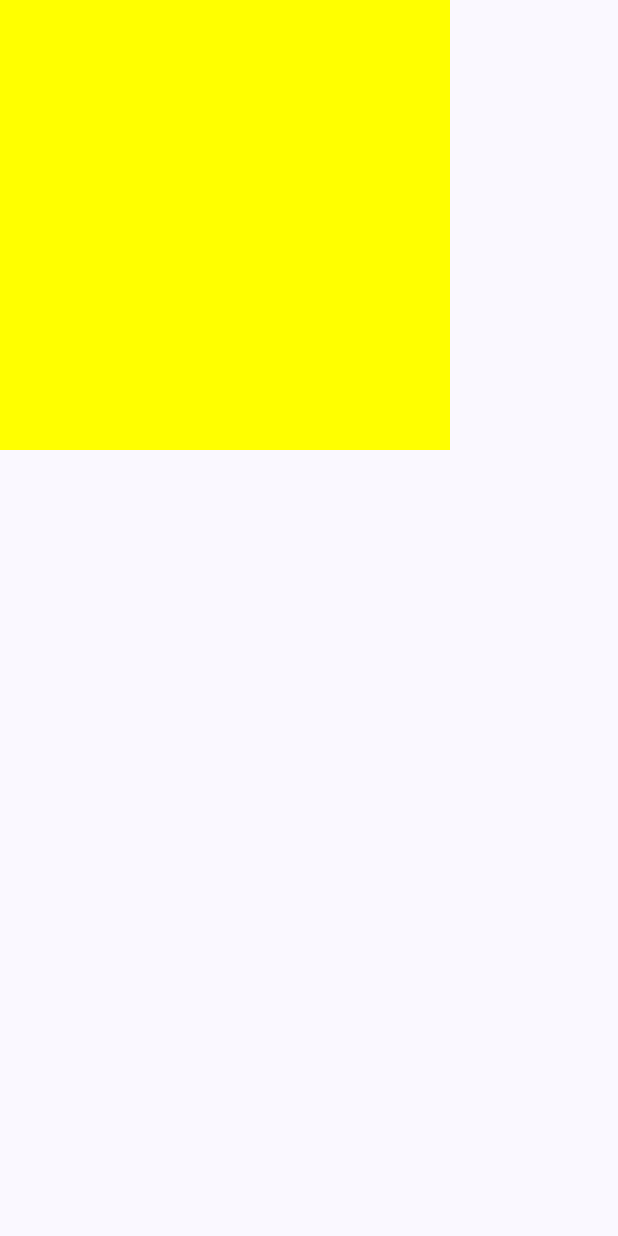
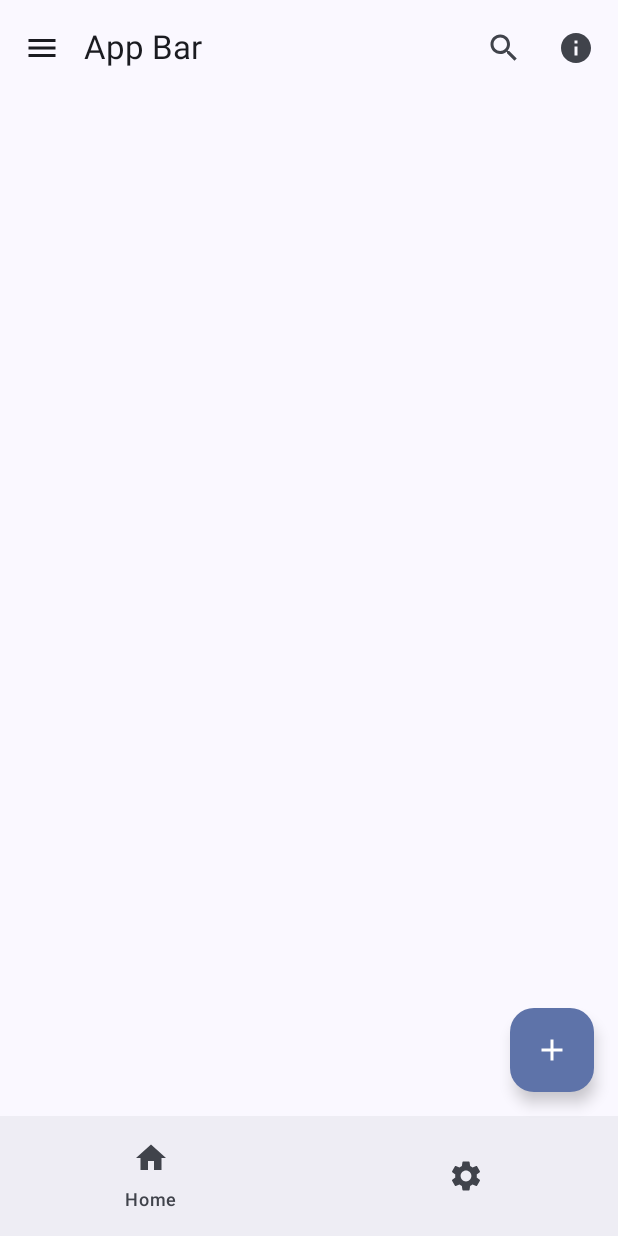
Before and after one commit to meuleuheu/JetpackComposeBasic, an Android app built with Jetpack Compose: the @Preview function GreetingPreview, on a phone screen of 412 x 824 dp. Run offline under Robolectric (Android 15) with nearby library versions, the phone set to English and light mode, and no system bars; libraries missing offline, so code that uses them is left out: java.util, kotlinx.coroutines.delay, kotlinx.coroutines.launch, kotlinx.coroutines.selects.

Commit message:
Scaffold, AppBar, Drawer & FloatingActionButton

```diff
--- a/app/src/main/java/com/example/jetpackcomposebasic/MainActivity.kt
+++ b/app/src/main/java/com/example/jetpackcomposebasic/MainActivity.kt
@@ -46,12 +46,15 @@ import androidx.compose.foundation.text.KeyboardActions
 import androidx.compose.foundation.text.KeyboardOptions
 import androidx.compose.foundation.verticalScroll
 import androidx.compose.material.icons.Icons
+import androidx.compose.material.icons.automirrored.filled.ArrowBack
+import androidx.compose.material.icons.filled.Add
 import androidx.compose.material.icons.filled.ArrowDropDown
 import androidx.compose.material.icons.filled.Check
 import androidx.compose.material.icons.filled.Clear
 import androidx.compose.material.icons.filled.Favorite
 import androidx.compose.material.icons.filled.Home
 import androidx.compose.material.icons.filled.Info
+import androidx.compose.material.icons.filled.Menu
 import androidx.compose.material.icons.filled.Refresh
 import androidx.compose.material.icons.filled.Search
 import androidx.compose.material.icons.filled.Settings
@@ -71,6 +74,7 @@ import androidx.compose.material3.DatePicker
 import androidx.compose.material3.DatePickerDefaults
 import androidx.compose.material3.DatePickerDialog
 import androidx.compose.material3.Divider
+import androidx.compose.material3.DrawerValue
 import androidx.compose.material3.DropdownMenu
 import androidx.compose.material3.DropdownMenuItem
 import androidx.compose.material3.ElevatedButton
@@ -79,6 +83,7 @@ import androidx.compose.material3.ExperimentalMaterial3Api
 import androidx.compose.material3.ExposedDropdownMenuBox
 import androidx.compose.material3.ExposedDropdownMenuDefaults
 import androidx.compose.material3.FilledTonalButton
+import androidx.compose.material3.FloatingActionButton
 import androidx.compose.material3.HorizontalDivider
 import androidx.compose.material3.Icon
 import androidx.compose.material3.IconButton
@@ -88,6 +93,11 @@ import androidx.compose.material3.ListItemColors
 import androidx.compose.material3.ListItemDefaults
 import androidx.compose.material3.MaterialTheme
 import androidx.compose.material3.ModalBottomSheet
+import androidx.compose.material3.ModalDrawerSheet
+import androidx.compose.material3.ModalNavigationDrawer
+import androidx.compose.material3.NavigationBar
+import androidx.compose.material3.NavigationBarItem
+import androidx.compose.material3.NavigationDrawerItem
 import androidx.compose.material3.OutlinedButton
 import androidx.compose.material3.OutlinedCard
 import androidx.compose.material3.OutlinedTextField
@@ -105,8 +115,10 @@ import androidx.compose.material3.TextFieldDefaults
 import androidx.compose.material3.TimePicker
 import androidx.compose.material3.TimePickerDefaults
 import androidx.compose.material3.TimePickerLayoutType
+import androidx.compose.material3.TopAppBar
 import androidx.compose.material3.pulltorefresh.rememberPullToRefreshState
 import androidx.compose.material3.rememberDatePickerState
+import androidx.compose.material3.rememberDrawerState
 import androidx.compose.material3.rememberTimePickerState
 import androidx.compose.runtime.Composable
 import androidx.compose.runtime.DisposableEffect
@@ -1159,6 +1171,89 @@ fun Greeting19(name: String, modifier: Modifier) {
 
 // No.19 end
 
+// No.20
+@OptIn(ExperimentalMaterial3Api::class)
+@Composable
+fun Greeting20(name: String, modifier: Modifier) {
+    val drawerState = rememberDrawerState(initialValue = DrawerValue.Closed)
+    val scope = rememberCoroutineScope()
+
+    ModalNavigationDrawer(
+        drawerState = drawerState,
+        drawerContent = {
+            ModalDrawerSheet {
+                Text("Modal Drawer Sheet")
+                HorizontalDivider()
+                NavigationDrawerItem(
+                    label = { Text("Drawer Item") },
+                    selected = true,
+                    onClick = {},
+                    icon = { Icon(Icons.Default.Favorite, contentDescription = null) }
+                )
+                ListItem(
+                    headlineContent = { Text("List Item") },
+                    trailingContent = {
+                        Icon(Icons.AutoMirrored.Filled.ArrowBack, contentDescription = null)
+                    }
+                )
+            }
+        }
+    ) {
+        Scaffold(
+            topBar = {
+                TopAppBar(
+                    title = { Text("App Bar") },
+                    navigationIcon = {
+                        IconButton(onClick = {
+                            scope.launch {
+                                drawerState.apply {
+                                    if (isClosed) open() else close()
+                                }
+                            }
+                        }) {
+                            Icon(Icons.Default.Menu, contentDescription = null)
+                        }
+                    },
+                    actions = {
+                        IconButton(onClick = {}) {
+                            Icon(Icons.Default.Search, contentDescription = null)
+                        }
+                        IconButton(onClick = {}) {
+                            Icon(Icons.Default.Info, contentDescription = null)
+                        }
+                    }
+                )
+            },
+            bottomBar = {
+                // BottomAppBar
+                NavigationBar {
+                    NavigationBarItem(
+                        selected = false,
+                        onClick = {},
+                        icon = { Icon(Icons.Default.Home, contentDescription = null) },
+                        label = { Text("Home") }
+                    )
+                    NavigationBarItem(
+                        selected = false,
+                        onClick = {},
+                        icon = { Icon(Icons.Default.Settings, contentDescription = null) }
+                    )
+                }
+            },
+            floatingActionButton = {
+                FloatingActionButton(onClick = {}) {
+                    Icon(Icons.Default.Add, contentDescription = null)
+                }
+            }
+        ) {
+            Column(Modifier.padding(it)) {
+
+            }
+        }
+    }
+}
+// No.20 end
+
 // https://m3.material.io/components
 
 @Preview(showBackground = true)
@@ -1169,7 +1264,7 @@ fun GreetingPreview() {
             modifier = Modifier.fillMaxSize(),
             color = MaterialTheme.colorScheme.background
         ) {
-            Greeting19("Android", modifier = Modifier)
+            Greeting20("Android", modifier = Modifier)
         }
     }
 }
```
